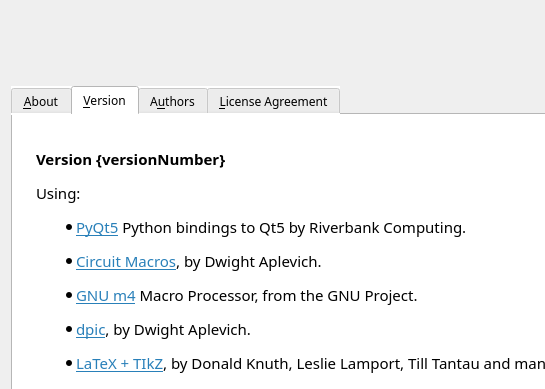
Qt form pycirkuit/ui/aboutdialog.ui (orestesmas/pycirkuit) before a commit; both pictures show x 0 to 545 and y 0 to 389 of the 750 by 680 pixel window.
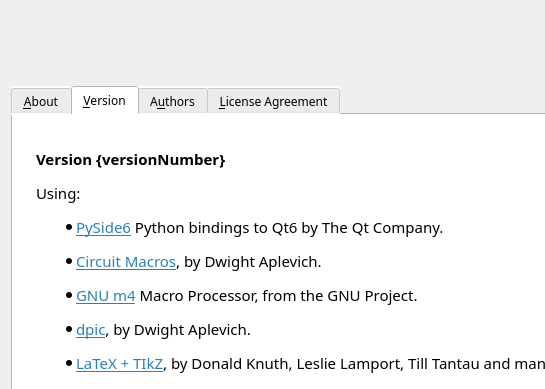
The same form after that commit. Icons and pictures are not drawn.

Commit message:
Migrate GUI/CLI bindings from PyQt5 to PySide6
Signal/Slot renaming, QDesktopWidget/app.desktop() -> QGuiApplication.primaryScreen(),
.ui/.qrc regenerated via pyside6-uic/pyside6-rcc, pyproject.toml dependency swap,
README/CONTRIBUTING updated. highlighter.py stays on PyQt5's QRegExp, unused for now
(it's due to be replaced, not ported).

Patch:
```diff
--- a/pycirkuit/ui/aboutdialog.ui
+++ b/pycirkuit/ui/aboutdialog.ui
@@ -181,7 +181,7 @@
 &lt;/style&gt;&lt;/head&gt;&lt;body style=&quot; font-family:'Sans Serif'; font-size:12pt; font-weight:400; font-style:normal;&quot;&gt;
 &lt;p style=&quot; margin-top:12px; margin-bottom:12px; margin-left:0px; margin-right:0px; -qt-block-indent:0; text-indent:0px;&quot;&gt;&lt;span style=&quot; font-size:11pt; font-weight:600;&quot;&gt;Version {versionNumber}&lt;/span&gt;&lt;/p&gt;
 &lt;p style=&quot; margin-top:12px; margin-bottom:12px; margin-left:0px; margin-right:0px; -qt-block-indent:0; text-indent:0px;&quot;&gt;&lt;span style=&quot; font-size:11pt;&quot;&gt;Using:&lt;/span&gt;&lt;/p&gt;
-&lt;ul style=&quot;margin-top: 0px; margin-bottom: 0px; margin-left: 0px; margin-right: 0px; -qt-list-indent: 1;&quot;&gt;&lt;li style=&quot; font-size:11pt;&quot; style=&quot; margin-top:12px; margin-bottom:0px; margin-left:0px; margin-right:0px; -qt-block-indent:0; text-indent:0px;&quot;&gt;&lt;a href=&quot;https://www.riverbankcomputing.com/software/pyqt/intro&quot;&gt;&lt;span style=&quot; text-decoration: underline; color:#2980b9;&quot;&gt;PyQt5&lt;/span&gt;&lt;/a&gt; Python bindings to Qt5 by Riverbank Computing.&lt;/li&gt;
+&lt;ul style=&quot;margin-top: 0px; margin-bottom: 0px; margin-left: 0px; margin-right: 0px; -qt-list-indent: 1;&quot;&gt;&lt;li style=&quot; font-size:11pt;&quot; style=&quot; margin-top:12px; margin-bottom:0px; margin-left:0px; margin-right:0px; -qt-block-indent:0; text-indent:0px;&quot;&gt;&lt;a href=&quot;https://www.pyside.org/&quot;&gt;&lt;span style=&quot; text-decoration: underline; color:#2980b9;&quot;&gt;PySide6&lt;/span&gt;&lt;/a&gt; Python bindings to Qt6 by The Qt Company.&lt;/li&gt;
 &lt;li style=&quot; font-size:11pt;&quot; style=&quot; margin-top:12px; margin-bottom:0px; margin-left:0px; margin-right:0px; -qt-block-indent:0; text-indent:0px;&quot;&gt;&lt;a href=&quot;https://ece.uwaterloo.ca/~aplevich/Circuit_macros/&quot;&gt;&lt;span style=&quot; text-decoration: underline; color:#2980b9;&quot;&gt;Circuit Macros&lt;/span&gt;&lt;/a&gt;, by Dwight Aplevich.&lt;/li&gt;
 &lt;li style=&quot; font-size:11pt;&quot; style=&quot; margin-top:12px; margin-bottom:0px; margin-left:0px; margin-right:0px; -qt-block-indent:0; text-indent:0px;&quot;&gt;&lt;a href=&quot;https://www.gnu.org/software/m4/&quot;&gt;&lt;span style=&quot; text-decoration: underline; color:#2980b9;&quot;&gt;GNU m4&lt;/span&gt;&lt;/a&gt; Macro Processor, from the GNU Project.&lt;/li&gt;
 &lt;li style=&quot; font-size:11pt;&quot; style=&quot; margin-top:12px; margin-bottom:0px; margin-left:0px; margin-right:0px; -qt-block-indent:0; text-indent:0px;&quot;&gt;&lt;a href=&quot;https://gitlab.com/aplevich/dpic&quot;&gt;&lt;span style=&quot; text-decoration: underline; color:#2980b9;&quot;&gt;dpic&lt;/span&gt;&lt;/a&gt;, by Dwight Aplevich.&lt;/li&gt;
```
Left out of the diff: 2 changed lines with no effect on the pictures. The commit also changes 27 other files.
